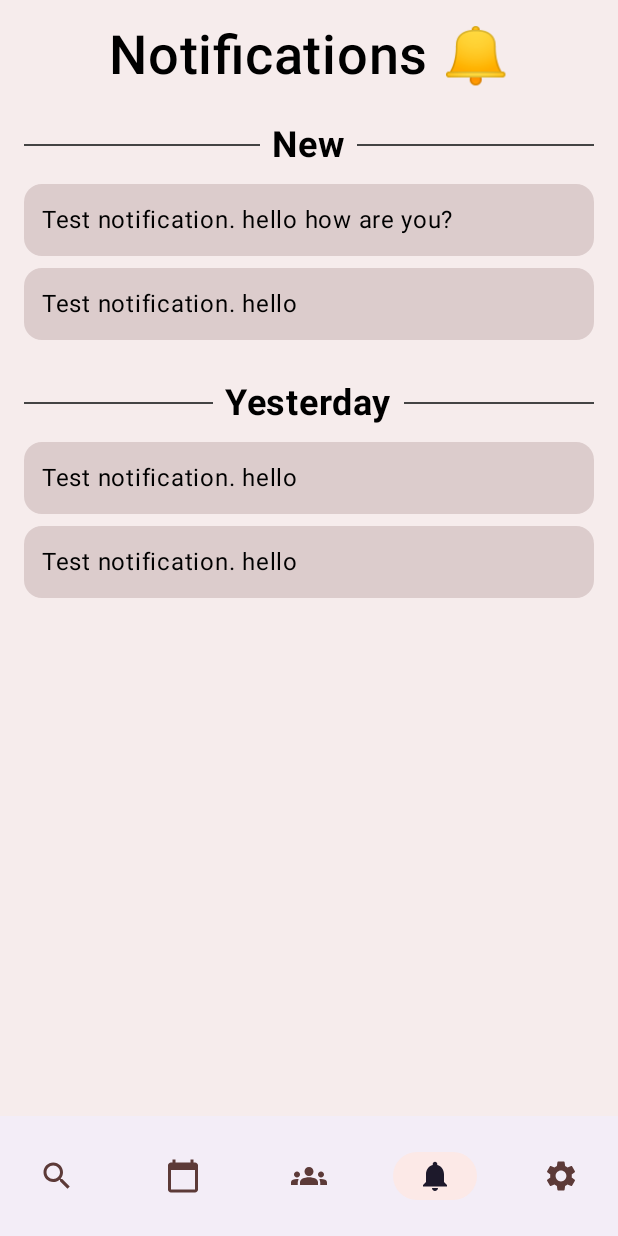
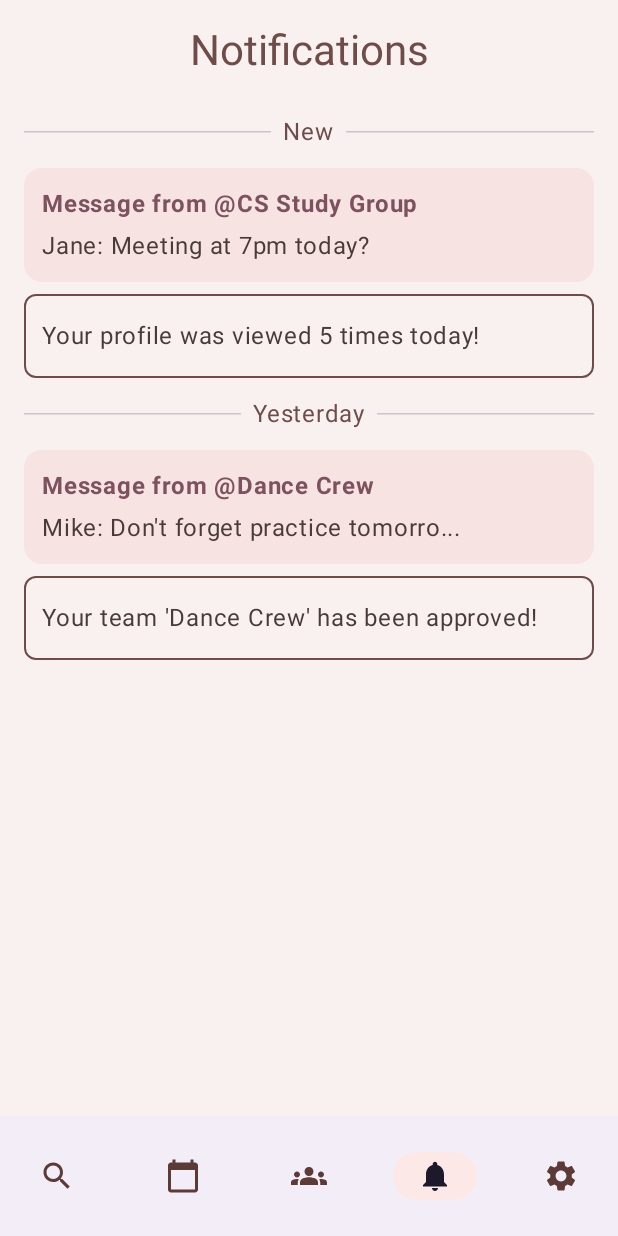
Before and after one commit to Marzuk-M/HuddleUp, an Android app built with Jetpack Compose: the NotificationsScreen screen opened through its navigation route, on a phone screen of 412 x 824 dp. Run offline under Robolectric (Android 15) with nearby library versions, the light colour scheme and no system bars; our stand-ins replace Firebase (no records; nobody signed in at launch, a user with empty details on screens opened directly).

Commit message:
notification UI code cleanup

```diff
--- a/app/src/main/java/com/example/huddleup/MainActivity.kt
+++ b/app/src/main/java/com/example/huddleup/MainActivity.kt
@@ -23,9 +23,9 @@ import com.example.huddleup.dashboard.DashboardScreen
 import com.example.huddleup.dashboard.GameDetailsScreen
 import com.example.huddleup.dashboard.ScheduleScreen
 import com.example.huddleup.myteams.MyTeamsScreen
-import com.example.huddleup.notifications.NotificationsScreen
 import com.example.huddleup.settings.SettingsScreen
 import com.example.huddleup.myteams.TeamDetails
+import com.example.huddleup.notifications.NotificationsScreen
 import com.example.huddleup.teamsearch.TeamSearchScreen
 import com.example.huddleup.ui.theme.HuddleUpTheme
 import com.example.huddleup.ui.theme.ThemeViewModel
--- a/app/src/main/java/com/example/huddleup/notifications/MocNotificationApi.kt
+++ /dev/null
@@ -1,19 +0,0 @@
-package com.example.huddleup.notifications
-
-import kotlinx.coroutines.delay
-
-object MockNotificationApi {
-    suspend fun fetchNotifications(): Map<String, List<Notification>> {
-        delay(500) // IDk can change later
-        return mapOf(
-            "New" to listOf(
-                Notification("Test notification. Hello, how are you?", "2025-07-22"),
-                Notification("Welcome to HuddleUp!", "2025-07-22")
-            ),
-            "Yesterday" to listOf(
-                Notification("Reminder: Event tomorrow", "2025-07-21"),
-                Notification("Update your profile for better matches", "2025-07-21")
-            )
-        )
-    }
-}
--- a/app/src/main/java/com/example/huddleup/notifications/Notification.kt
+++ /dev/null
@@ -1,6 +0,0 @@
-package com.example.huddleup.notifications
-
-data class Notification(
-    val message: String,
-    val timestamp: String
-)
--- /dev/null
+++ b/app/src/main/java/com/example/huddleup/notifications/NotificationsDTO.kt
@@ -0,0 +1,27 @@
+package com.example.huddleup.notifications
+
+data class NotificationBlock(
+    val notificationBlockTitle: String,
+    val notifications: List<NotificationType>
+)
+
+sealed interface NotificationType
+
+enum class NotificationTypes {
+    SYSTEM,
+    CHAT,
+}
+
+data class ChatNotification (
+    val teamId: String = "",
+    val teamName: String = "",
+    val message: String = "",
+    val timestamp: Long = 0L,
+    val type: NotificationTypes = NotificationTypes.CHAT
+): NotificationType
+
+data class SystemNotification (
+    val message: String = "",
+    val timestamp: Long = 0L,
+    val type: NotificationTypes = NotificationTypes.SYSTEM
+): NotificationType
--- a/app/src/main/java/com/example/huddleup/notifications/NotificationsScreen.kt
+++ b/app/src/main/java/com/example/huddleup/notifications/NotificationsScreen.kt
@@ -1,88 +1,151 @@
 package com.example.huddleup.notifications
 
-import androidx.compose.foundation.background
-import androidx.compose.foundation.layout.*
+import androidx.compose.foundation.border
+import androidx.compose.foundation.layout.Arrangement
+import androidx.compose.foundation.layout.Box
+import androidx.compose.foundation.layout.Column
+import androidx.compose.foundation.layout.Spacer
+import androidx.compose.foundation.layout.fillMaxSize
+import androidx.compose.foundation.layout.fillMaxWidth
+import androidx.compose.foundation.layout.height
+import androidx.compose.foundation.layout.padding
+import androidx.compose.foundation.lazy.LazyColumn
 import androidx.compose.foundation.shape.RoundedCornerShape
-import androidx.compose.foundation.text.BasicText
-import androidx.compose.material3.*
+import androidx.compose.material3.Card
+import androidx.compose.material3.CardDefaults
+import androidx.compose.material3.CircularProgressIndicator
+import androidx.compose.material3.MaterialTheme
+import androidx.compose.material3.Scaffold
+import androidx.compose.material3.Text
 import androidx.compose.runtime.Composable
+import androidx.compose.runtime.LaunchedEffect
+import androidx.compose.runtime.collectAsState
+import androidx.compose.runtime.getValue
 import androidx.compose.ui.Alignment
 import androidx.compose.ui.Modifier
-import androidx.compose.ui.graphics.Color
 import androidx.compose.ui.text.font.FontWeight
 import androidx.compose.ui.unit.dp
-import androidx.compose.ui.unit.sp
+import androidx.lifecycle.viewmodel.compose.viewModel
 import androidx.navigation.NavController
+import com.example.huddleup.sharedcomponents.HUDividerWithText
+import com.example.huddleup.sharedcomponents.PageHeader
 
 @Composable
-fun NotificationsScreen(
-    navController: NavController
+fun NotificationsScreen (
+    navController: NavController,
+    viewModel: NotificationsViewModel = viewModel()
 ) {
-    Column(
-        modifier = Modifier
-            .fillMaxSize()
-            .background(Color(0xFFF6ECEC))
-            .padding(16.dp)
-    ) {
-        // Header
-        Row(
-            modifier = Modifier.fillMaxWidth(),
-            horizontalArrangement = Arrangement.Center,
-            verticalAlignment = Alignment.CenterVertically
+    LaunchedEffect(Unit) {
+        viewModel.loadNotifications()
+    }
+
+    val notificationsData by viewModel.results.collectAsState()
+    val isLoading by viewModel.isLoading.collectAsState()
+
+    Scaffold (topBar = { PageHeader(title = "Notifications") }) {
+        Column(
+            modifier = Modifier.padding(top = it.calculateTopPadding(), start = 16.dp, end = 16.dp)
         ) {
-            Text(
-                text = "Notifications 🔔",
-                fontSize = 36.sp,
-                fontWeight = FontWeight.SemiBold,
-                color = Color.Black
-            )
+            when {
+                isLoading -> {
+                    Box(
+                        modifier = Modifier.fillMaxSize(),
+                        contentAlignment = Alignment.Center
+                    ) {
+                        CircularProgressIndicator()
+                    }
+                }
+
+                notificationsData.isEmpty() -> {
+                    Box(
+                        modifier = Modifier.fillMaxSize(),
+                        contentAlignment = Alignment.Center
+                    ) {
+                        Text("No notifications ;(", style = MaterialTheme.typography.bodyLarge)
+                    }
+                }
+
+                else -> {
+                    LazyColumn(
+                        modifier = Modifier.fillMaxSize(),
+                        verticalArrangement = Arrangement.Top,
+                        horizontalAlignment = Alignment.CenterHorizontally
+                    ) {
+                        item {
+                            notificationsData.forEach { block ->
+                                HUDividerWithText(block.notificationBlockTitle)
+
+                                block.notifications.forEach { notification ->
+                                    when (notification) {
+                                        is SystemNotification -> {
+                                            SystemNotificationCard(notification)
+                                        }
+                                        is ChatNotification -> {
+                                            ChatNotificationCard(navController, notification)
+                                        }
+                                    }
+                                    Spacer(modifier = Modifier.padding(bottom = 4.dp))
+                                }
+                            }
+                        }
+                    }
+                }
+            }
         }
-
-        Spacer(modifier = Modifier.height(16.dp))
-
-        // New Section
-        SectionHeader(title = "New")
-        NotificationItem("Test notification. hello how are you?")
-        NotificationItem("Test notification. hello")
-
-        Spacer(modifier = Modifier.height(16.dp))
-
-        // Yesterday Section
-        SectionHeader(title = "Yesterday")
-        NotificationItem("Test notification. hello")
-        NotificationItem("Test notification. hello")
     }
 }
 
 @Composable
-fun SectionHeader(title: String) {
-    Row(
+fun SystemNotificationCard(
+    notification: SystemNotification
+) {
+    Card(
+        colors = CardDefaults.cardColors(
+            containerColor = MaterialTheme.colorScheme.background,
+            contentColor = MaterialTheme.colorScheme.inverseOnSurface
+        ),
         modifier = Modifier
             .fillMaxWidth()
-            .padding(vertical = 8.dp),
-        verticalAlignment = Alignment.CenterVertically
+            .border(1.dp, MaterialTheme.colorScheme.onBackground, RoundedCornerShape(8.dp))
+            .padding(vertical = 4.dp)
     ) {
-        Divider(modifier = Modifier.weight(1f), color = Color.DarkGray, thickness = 1.dp)
-        Text(
-            text = title,
-            fontSize = 24.sp,
-            fontWeight = FontWeight.Bold,
-            modifier = Modifier.padding(horizontal = 8.dp),
-            color = Color.Black
-        )
-        Divider(modifier = Modifier.weight(1f), color = Color.DarkGray, thickness = 1.dp)
+        Column(modifier = Modifier.padding(12.dp)) {
+            Text(
+                text = notification.message,
+                color = MaterialTheme.colorScheme.onSurface
+            )
+        }
     }
 }
 
 @Composable
-fun NotificationItem(message: String) {
-    Box(
+fun ChatNotificationCard(
+    navController: NavController,
+    notification: ChatNotification
+) {
+    val messageBody = notification.message
+        .let { if (it.length > 35) it.take(35) + "..." else it }
+
+    Card(
+        onClick = { navController.navigate("chat/${notification.teamId}") },
+        colors = CardDefaults.cardColors(
+            containerColor = MaterialTheme.colorScheme.surfaceVariant,
+            contentColor = MaterialTheme.colorScheme.onSurface
+        ),
         modifier = Modifier
             .fillMaxWidth()
             .padding(vertical = 4.dp)
-            .background(Color(0xFFDCCCCC), shape = RoundedCornerShape(12.dp))
-            .padding(12.dp)
     ) {
-        Text(text = message, color = Color.Black)
+        Column(modifier = Modifier.padding(12.dp)) {
+            Text(
+                text = "Message from @${notification.teamName}",
+                fontWeight = FontWeight.Bold,
+                color = MaterialTheme.colorScheme.tertiary
+            )
+            Spacer(modifier = Modifier.height(4.dp))
+            Text(
+                text = messageBody,
+            )
+        }
     }
 }
--- /dev/null
+++ b/app/src/main/java/com/example/huddleup/notifications/NotificationsService.kt
@@ -0,0 +1,47 @@
+package com.example.huddleup.notifications
+
+import android.util.Log
+import io.ktor.client.HttpClient
+import kotlinx.coroutines.delay
+
+val testNotif = listOf(
+    NotificationBlock(
+        notificationBlockTitle = "New",
+        notifications = listOf(
+            ChatNotification(
+                teamId = "team123",
+                teamName = "CS Study Group",
+                message = "Jane: Meeting at 7pm today?",
+                timestamp = System.currentTimeMillis() - 1 * 60 * 60 * 1000, // 1 hour ago
+            ),
+            SystemNotification(
+                message = "Your profile was viewed 5 times today!",
+                timestamp = System.currentTimeMillis() - 2 * 60 * 60 * 1000, // 2 hours ago
+            )
+        )
+    ),
+    NotificationBlock(
+        notificationBlockTitle = "Yesterday",
+        notifications = listOf(
+            ChatNotification(
+                teamId = "team456",
+                teamName = "Dance Crew",
+                message = "Mike: Don't forget practice tomorrow!",
+                timestamp = System.currentTimeMillis() - 24 * 60 * 60 * 1000, // 1 day ago
+            ),
+            SystemNotification(
+                message = "Your team 'Dance Crew' has been approved!",
+                timestamp = System.currentTimeMillis() - 26 * 60 * 60 * 1000 // 26 hours ago
+            )
+        )
+    )
+)
+
+class NotificationsService(private val client: HttpClient) {
+
+    suspend fun loadNotifications(): List<NotificationBlock> {
+        Log.d("Service", "loadNotifications")
+        delay(500)
+        return testNotif
+    }
+}
--- a/app/src/main/java/com/example/huddleup/notifications/NotificationsViewModel.kt
+++ b/app/src/main/java/com/example/huddleup/notifications/NotificationsViewModel.kt
@@ -1,5 +1,6 @@
 package com.example.huddleup.notifications
 
+import com.example.huddleup.HttpClientProvider
 import androidx.lifecycle.ViewModel
 import androidx.lifecycle.viewModelScope
 import kotlinx.coroutines.flow.MutableStateFlow
@@ -7,16 +8,20 @@ import kotlinx.coroutines.flow.StateFlow
 import kotlinx.coroutines.launch
 
 class NotificationsViewModel : ViewModel() {
+    private val notificationsService = NotificationsService(HttpClientProvider.httpClient)
 
-    private val _notifications = MutableStateFlow<Map<String, List<Notification>>>(emptyMap())
-    val notifications: StateFlow<Map<String, List<Notification>>> = _notifications
-    init {
-        fetchNotifications()
-    }
-    private fun fetchNotifications() {
+    private val _results = MutableStateFlow<List<NotificationBlock>>(emptyList())
+    val results: StateFlow<List<NotificationBlock>> get() = _results
+
+    private val _isLoading = MutableStateFlow(false)
+    val isLoading: StateFlow<Boolean> = _isLoading
+
+    fun loadNotifications() {
         viewModelScope.launch {
-            val result = MockNotificationApi.fetchNotifications()
-            _notifications.value = result
+            _isLoading.value = true
+            val result = notificationsService.loadNotifications()
+            _results.value = result
+            _isLoading.value = false
         }
     }
 }
```
